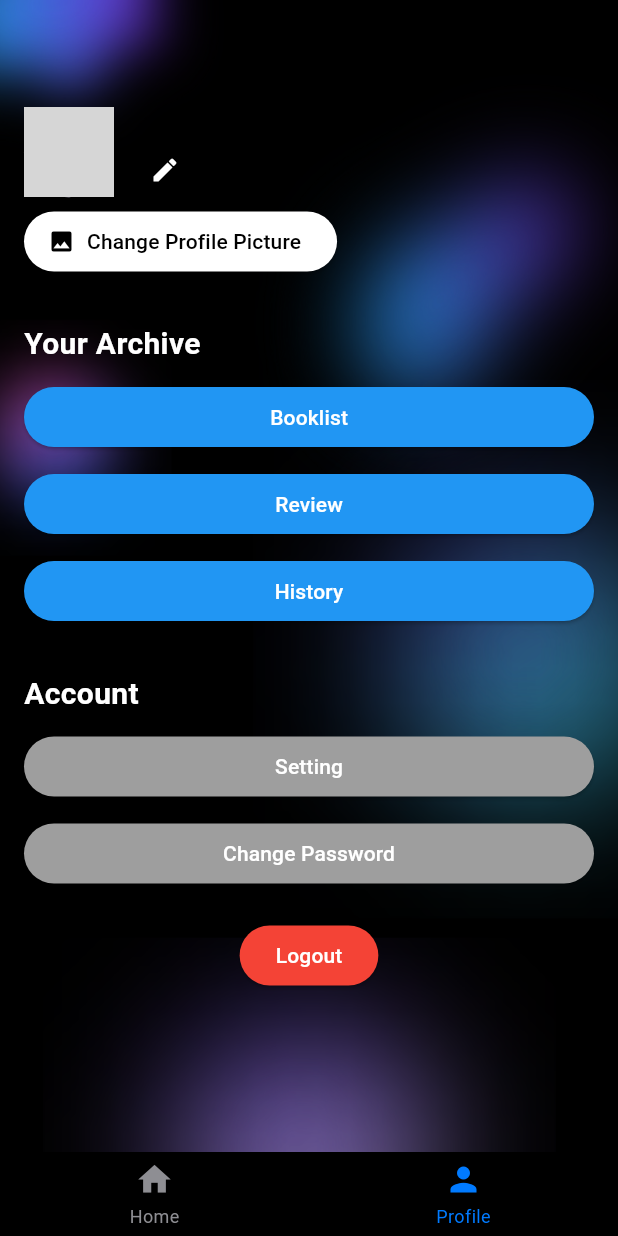
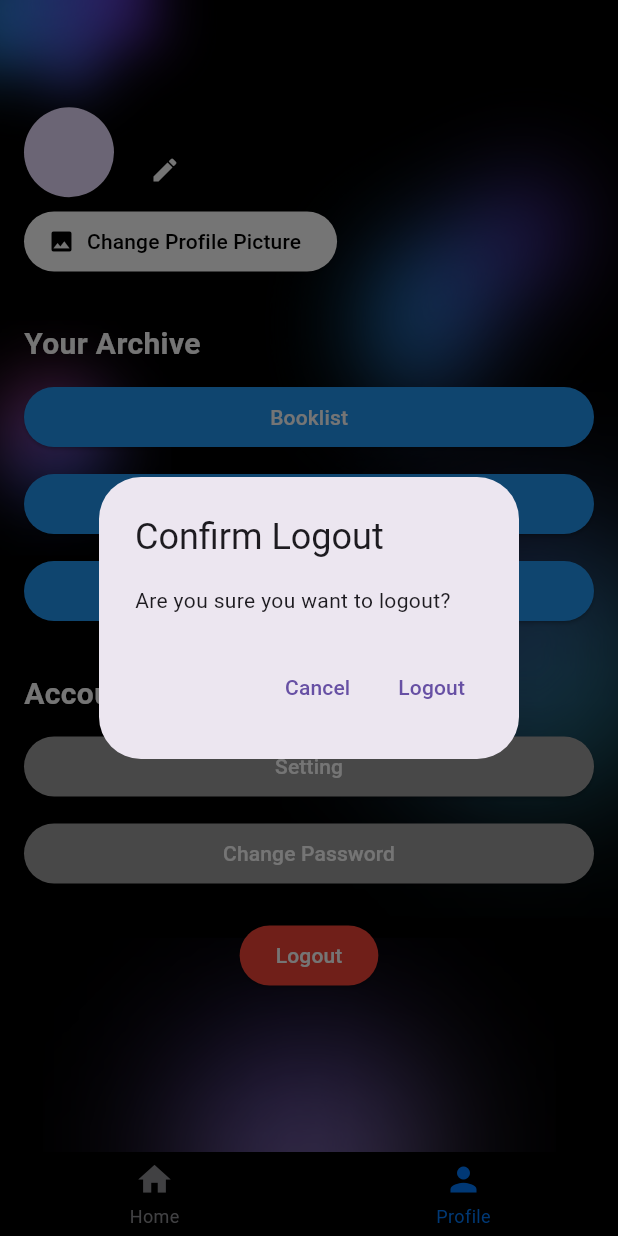
Before and after one commit to andifathir/ElMovie, a Flutter app: the HomeView screen opened by its route, item 2 of the bottom bar chosen, after a tap on "Logout", on a phone screen of 412 x 824 dp. Run offline on Flutter 3.47's test engine with Material 3 defaults, Android fonts, the light colour scheme and no system bars; drawn by our look-alikes of persistent_bottom_nav_bar_v2; our stand-ins replace another_flutter_splash_screen, flutter_login, get, image_picker, shared_preferences, webview_flutter; accounts and stored records are empty; network calls fail; grey boxes are pictures that could not be loaded.

Commit message:
logika logout, BG menu Home, pointer icon profile

```diff
--- a/lib/app/modules/home/views/home_view.dart
+++ b/lib/app/modules/home/views/home_view.dart
@@ -18,7 +18,8 @@
 
 class _HomeViewState extends State<HomeView> {
   final HomeController homeController = Get.put(HomeController());
-  final NavbarController navbarController = Get.put(NavbarController()); // Initialize NavbarController
+  final NavbarController navbarController =
+      Get.put(NavbarController()); // Initialize NavbarController
 
   List<Widget> _buildScreens() {
     return [
@@ -44,7 +45,6 @@
           title: "Profile",
         ),
       ),
-
     ];
   }
 
@@ -61,11 +61,14 @@
         actions: [
           Padding(
             padding: const EdgeInsets.only(right: 16),
+            child: MouseRegion(
+              cursor: SystemMouseCursors.click, // Change cursor on hover
               child: GestureDetector(
                 onTap: () {
                   Navigator.push(
                     context,
-                  MaterialPageRoute(builder: (context) => const ProfileView()),
+                    MaterialPageRoute(
+                        builder: (context) => const ProfileView()),
                   );
                 },
                 child: Consumer<ProfileProvider>(
@@ -87,10 +90,19 @@
                 ),
               ),
             ),
+          ),
         ],
       ),
       backgroundColor: Colors.transparent,
-      body: Obx(() {
+      body: Container(
+        decoration: BoxDecoration(
+          image: DecorationImage(
+            image: AssetImage(
+                'assets/BG_BELAKANG_HOME.png'), // Use the path to your image
+            fit: BoxFit.cover, // Adjust to cover the entire container
+          ),
+        ),
+        child: Obx(() {
           if (homeController.isLoading) {
             return Center(child: CircularProgressIndicator());
           } else if (homeController.movies.isEmpty) {
@@ -149,6 +161,7 @@
             );
           }
         }),
+      ),
     );
   }
 
--- a/lib/app/modules/profile/views/profile_view.dart
+++ b/lib/app/modules/profile/views/profile_view.dart
@@ -1,6 +1,8 @@
 import 'package:flutter/material.dart';
 import 'package:provider/provider.dart';
-import '../providers/profile_provider.dart'; // Pastikan path ini benar
+import '../../login/views/login_view.dart';
+import '../providers/profile_provider.dart';
+import 'package:get/get.dart'; // Import Get package for navigation
 
 class ProfileView extends StatelessWidget {
   const ProfileView({super.key});
@@ -14,7 +16,8 @@
             child: Container(
               decoration: const BoxDecoration(
                 image: DecorationImage(
-                  image: AssetImage('assets/BG BELAKANG MENU PROFILE.png'), // Pastikan path gambar benar
+                  image: AssetImage(
+                      'assets/BG BELAKANG MENU PROFILE.png'), // Ensure the image path is correct
                   fit: BoxFit.cover,
                 ),
               ),
@@ -29,9 +32,10 @@
                         children: [
                           CircleAvatar(
                             radius: 30,
-                            backgroundImage: profileProvider.profileImage != null
-                                ? FileImage(profileProvider.profileImage!)
-                                : null,
+                            backgroundImage:
+                                profileProvider.profileImage != null
+                                    ? FileImage(profileProvider.profileImage!)
+                                    : null,
                             child: profileProvider.profileImage == null
                                 ? const Icon(
                                     Icons.person,
@@ -58,7 +62,8 @@
                                   size: 20,
                                 ),
                                 onPressed: () {
-                                  _showEditUsernameDialog(context, profileProvider);
+                                  _showEditUsernameDialog(
+                                      context, profileProvider);
                                 },
                               ),
                             ],
@@ -123,7 +128,7 @@
                             backgroundColor: Colors.red,
                           ),
                           onPressed: () {
-                            debugPrint('Logout button pressed');
+                            _showLogoutConfirmationDialog(context);
                           },
                           child: const Text('Logout'),
                         ),
@@ -174,6 +179,34 @@
     );
   }
 
+  void _showLogoutConfirmationDialog(BuildContext context) {
+    showDialog(
+      context: context,
+      builder: (context) {
+        return AlertDialog(
+          title: const Text('Confirm Logout'),
+          content: const Text('Are you sure you want to logout?'),
+          actions: [
+            TextButton(
+              onPressed: () {
+                Navigator.of(context).pop(); // Close the dialog
+              },
+              child: const Text('Cancel'),
+            ),
+            TextButton(
+              onPressed: () {
+                // Navigate to the login screen
+                Navigator.of(context).pop(); // Close the dialog
+                Get.offAll(() => const LoginView()); // Navigate to login
+              },
+              child: const Text('Logout'),
+            ),
+          ],
+        );
+      },
+    );
+  }
+
   Widget _buildActionButton(String title) {
     return ElevatedButton(
       style: ElevatedButton.styleFrom(
```
Lines whose indentation alone changed are shown as unchanged.
